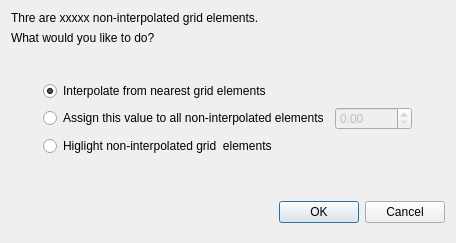
The window that flo2d/ui/lidar_options.ui (FLO-2DSoftware/qgis-flo-2d-plugin) describes before a commit, drawn with Qt 5.
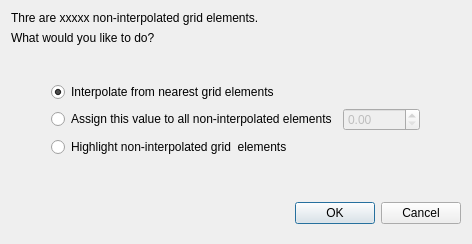
The same window after the commit.

Commit message: Create grid indexes (col, row) to speed up LIDAR reading and interpolation

Diff of the .ui file:
```diff
--- a/flo2d/ui/lidar_options.ui
+++ b/flo2d/ui/lidar_options.ui
@@ -6,8 +6,8 @@
    <rect>
     <x>0</x>
     <y>0</y>
-    <width>455</width>
-    <height>243</height>
+    <width>472</width>
+    <height>244</height>
    </rect>
   </property>
   <property name="sizePolicy">
@@ -99,7 +99,7 @@
      <item row="2" column="0">
       <widget class="QRadioButton" name="highlight_radio">
        <property name="text">
-        <string>Higlight non-interpolated grid  elements</string>
+        <string>Highlight non-interpolated grid  elements</string>
        </property>
       </widget>
      </item>
```
Left out of the diff: 2 changed lines with no effect on the pictures. The commit also changes 7 other files.
